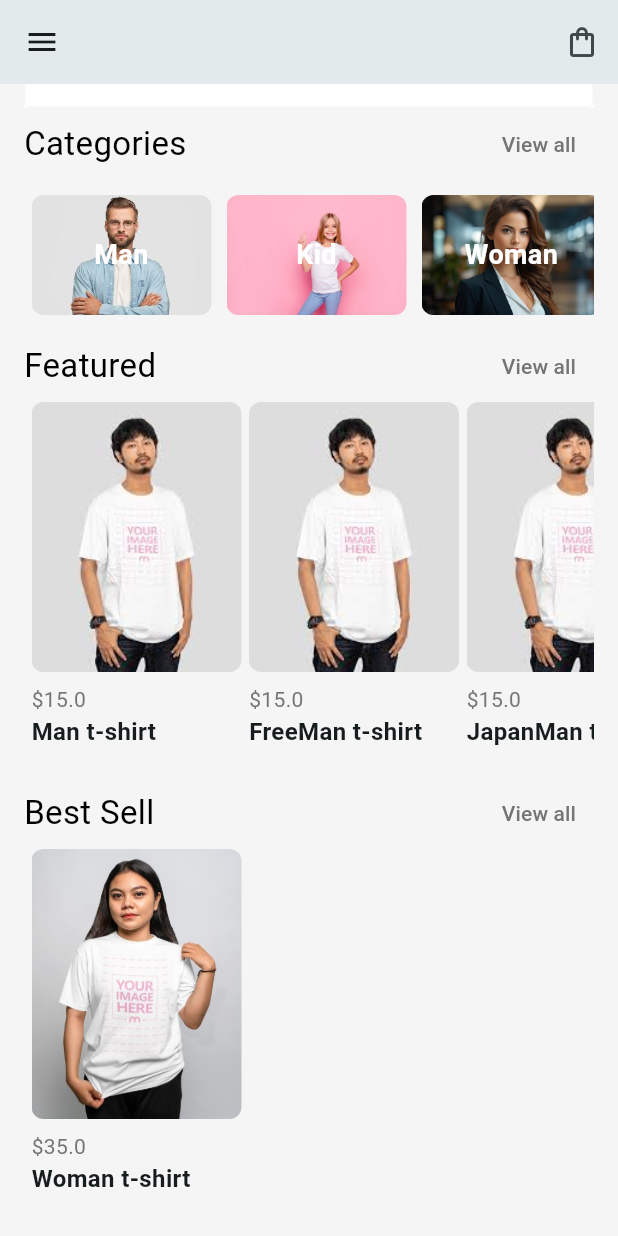
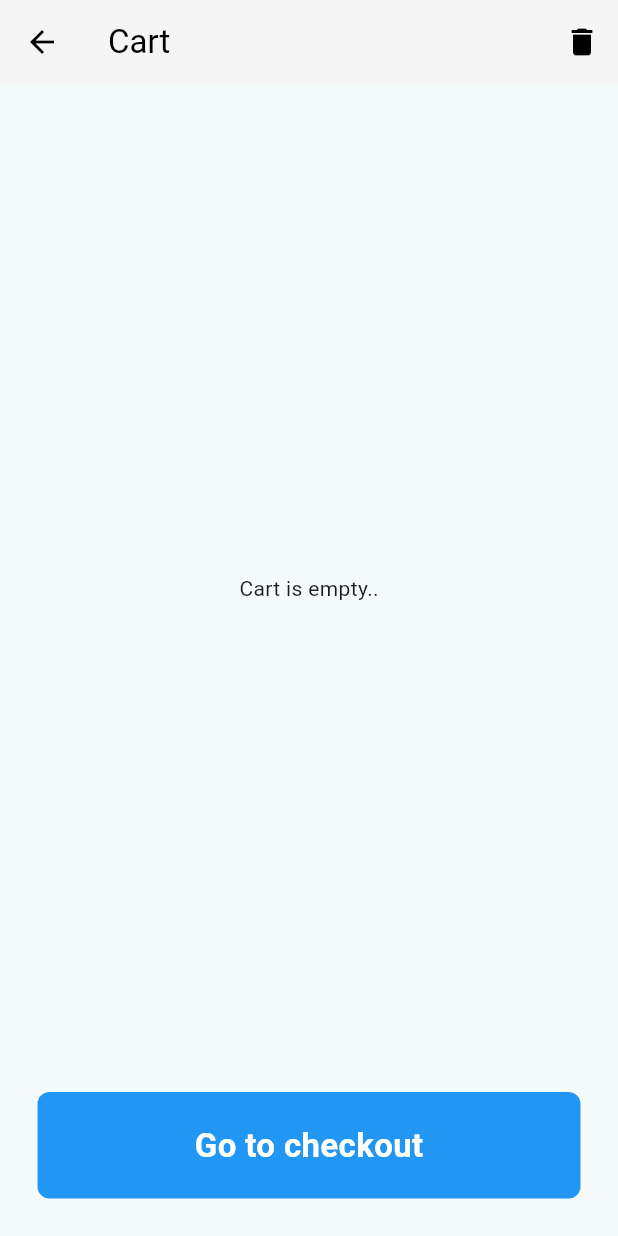
Before and after one commit to BossBGG/MobileProject, a Flutter app: the HomePage screen opened directly, scrolled down 56 dp, after a tap on the "shopping bag" icon, on a phone screen of 412 x 824 dp. Run offline on Flutter 3.47's test engine with Material 3 defaults, Android fonts, the phone set to English and light mode, and no system bars; our stand-ins replace carousel_slider; missing offline and left inert: dart:ffi.

Commit message:
update code

```diff
--- a/myfirstapp/lib/components/item_tile.dart
+++ b/myfirstapp/lib/components/item_tile.dart
@@ -1,5 +1,6 @@
 import 'package:flutter/material.dart';
 import '../models/item.dart';
+import 'package:myfirstapp/models/stock.dart';
 
 class ItemTile extends StatelessWidget {
   final Shirt shirt;
@@ -24,14 +25,43 @@ class ItemTile extends StatelessWidget {
               height: 180, // ปรับความสูงของรูปภาพให้เหมาะสมกับ Container
             ),
           ),
+
           const SizedBox(height: 8),
-          Text(
-            "\$${shirt.price.toString()}",
-            style: TextStyle(
-              fontSize: 14,
-              color: Colors.grey.shade600,
+
+          // Display discounted price if promotion exists, otherwise original price only
+          if (shirt.promotion != null) ...[
+            Row(
+              children: [
+                Text(
+                  "\$${calculateDiscountedPrice(shirt.price, shirt.promotion!).toStringAsFixed(2)}",
+                  style: TextStyle(
+                    fontSize: 16,
+                    color: Colors.red,
+                  ),
+                ),
+                const SizedBox(width: 10),
+                Text(
+                  "\$${shirt.price.toStringAsFixed(2)}",
+                  style: TextStyle(
+                    fontSize: 12,
+                    color: Colors.grey.shade600,
+                    decoration: TextDecoration.lineThrough,
+                  ),
+                ),
+              ],
             ),
-          ),
+          ] else ...[
+            // If no promotion, show the original price in standard font
+            Text(
+              "\$${shirt.price.toStringAsFixed(2)}",
+              style: TextStyle(
+                fontSize: 16,
+                color: Colors.grey.shade600,
+              ),
+            ),
+          ],
+
+          // Shirt name
           Text(
             shirt.name,
             style: const TextStyle(
--- a/myfirstapp/lib/components/my_sliver_app_bar.dart
+++ b/myfirstapp/lib/components/my_sliver_app_bar.dart
@@ -1,4 +1,5 @@
 import 'package:flutter/material.dart';
+import 'package:myfirstapp/page/cart_page.dart';
 
 class MySliverAppBar extends StatelessWidget {
 
@@ -12,7 +13,12 @@ class MySliverAppBar extends StatelessWidget {
       // appbar เลื่อนตามจอ
       pinned: true,
       actions: [
-        IconButton(onPressed: () {},
+        IconButton(onPressed: () {
+          Navigator.push(
+            context,
+            MaterialPageRoute(builder: (context) => CartPage()),
+          );
+        },
         icon: const Icon(Icons.shopping_bag_outlined)
         ),
       ],
--- /dev/null
+++ b/myfirstapp/lib/models/cart_item.dart
@@ -0,0 +1,19 @@
+
+import 'item.dart';
+
+class CartItem {
+  final Shirt shirt;
+  final ShirtSize selectedSize;
+  final ShirtColor selectedColor;
+  final int quantity;
+
+  CartItem({
+    required this.shirt,
+    required this.selectedSize,
+    required this.selectedColor,
+    this.quantity = 1,
+  });
+
+  // คำนวณราคาโดยคูณกับจำนวนสินค้า
+  double get totalPrice => shirt.getDiscountedPrice() * quantity;
+}
--- a/myfirstapp/lib/models/stock.dart
+++ b/myfirstapp/lib/models/stock.dart
@@ -127,6 +127,8 @@ class Stock extends ChangeNotifier {
 
   // get promotion items
   List<Shirt> get promotionItems => _menu.where((shirt) => shirt.type == ShirtType.promotion).toList();
+
+
 }
 
 double calculateDiscountedPrice(double price, double promotion) {
--- /dev/null
+++ b/myfirstapp/lib/page/cart_page.dart
@@ -0,0 +1,75 @@
+import 'package:flutter/material.dart';
+import 'package:provider/provider.dart';
+import 'package:myfirstapp/models/cart.dart';
+import 'package:myfirstapp/components/cart_tile.dart';
+import 'package:myfirstapp/components/my_button.dart';
+
+
+class CartPage extends StatelessWidget {
+  const CartPage({super.key});
+
+  @override
+  Widget build(BuildContext context) {
+    return Consumer<Cart>(
+      builder: (context, cart, child) {
+        final userCart = cart.items; // Access cart items directly from Cart model
+
+        return Scaffold(
+          appBar: AppBar(
+            title: const Text("Cart"),
+            backgroundColor: Colors.grey.shade100,
+            foregroundColor: Colors.black,
+            actions: [
+              IconButton(
+                onPressed: () {
+                  showDialog(
+                    context: context,
+                    builder: (context) => AlertDialog(
+                      title: const Text("Are you sure you want to clear the cart?"),
+                      actions: [
+                        TextButton(
+                          onPressed: () => Navigator.pop(context),
+                          child: const Text("Cancel"),
+                        ),
+                        TextButton(
+                          onPressed: () {
+                            Navigator.pop(context);
+                            cart.clearCart();
+                          },
+                          child: const Text("Yes"),
+                        ),
+                      ],
+                    ),
+                  );
+                },
+                icon: const Icon(Icons.delete),
+              ),
+            ],
+          ),
+          body: Column(
+            children: [
+              Expanded(
+                child: userCart.isEmpty
+                    ? const Center(
+                        child: Text("Cart is empty.."),
+                      )
+                    : ListView.builder(
+                        itemCount: userCart.length,
+                        itemBuilder: (context, index) {
+                          final cartItem = userCart[index];
+                          return MyCartTile(cartItem: cartItem);
+                        },
+                      ),
+              ),
+              MyButton(
+                onTap: () {},
+                text: "Go to checkout",
+              ),
+              const SizedBox(height: 25),
+            ],
+          ),
+        );
+      },
+    );
+  }
+}
```
Also changed, not shown: myfirstapp/lib/components/cart_tile.dart (added, +141 -0 lines), myfirstapp/lib/components/my_quantity_selector.dart (added, +63 -0 lines), myfirstapp/lib/main.dart (+15 -5 lines), myfirstapp/lib/models/cart.dart (added, +40 -0 lines), myfirstapp/lib/models/item.dart (+8 -0 lines), myfirstapp/lib/page/shirt_page.dart (+31 -2 lines).
